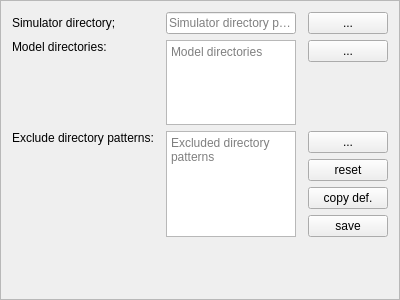
The window that src/blackgui/components/settingssimulatorbasicscomponent.ui (swift-project/pilotclient) describes before a commit, drawn with Qt 5.
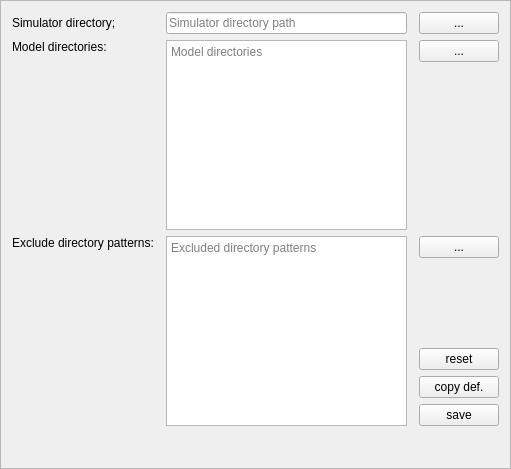
The same window after the commit. Custom widgets are drawn as their Qt base class.

Commit message: refs #716, UI component for simulator message (what messages to relay to simulator) * component itself * integrate in tab panel * minor UI adjustmenets

The edit to the form file:
```diff
--- a/src/blackgui/components/settingssimulatorbasicscomponent.ui
+++ b/src/blackgui/components/settingssimulatorbasicscomponent.ui
@@ -6,8 +6,8 @@
    <rect>
     <x>0</x>
     <y>0</y>
-    <width>400</width>
-    <height>300</height>
+    <width>511</width>
+    <height>469</height>
    </rect>
   </property>
   <property name="windowTitle">
@@ -129,22 +129,6 @@
      </property>
     </widget>
    </item>
-   <item row="8" column="0">
-    <spacer name="vs_Footer">
-     <property name="orientation">
-      <enum>Qt::Vertical</enum>
-     </property>
-     <property name="sizeType">
-      <enum>QSizePolicy::Fixed</enum>
-     </property>
-     <property name="sizeHint" stdset="0">
-      <size>
-       <width>20</width>
-       <height>20</height>
-      </size>
-     </property>
-    </spacer>
-   </item>
   </layout>
  </widget>
  <customwidgets>
```
Left out of the diff: 42 changed lines with no effect on the pictures. The commit also changes 7 other files.
